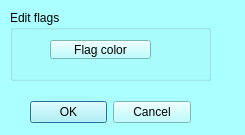
First picture: the form in MorphoDig/Qt/mqEditAllFLGColorDialog.ui, repository morphomuseum/MorphoDig, before the edit.
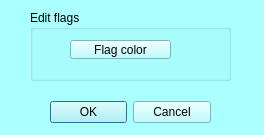
Second picture: the form after the edit. Custom widgets are drawn as their Qt base class.

What changed in the file:
```diff
--- a/MorphoDig/Qt/mqEditAllFLGColorDialog.ui
+++ b/MorphoDig/Qt/mqEditAllFLGColorDialog.ui
@@ -6,7 +6,7 @@
    <rect>
     <x>0</x>
     <y>0</y>
-    <width>245</width>
+    <width>264</width>
     <height>135</height>
    </rect>
   </property>
@@ -431,7 +431,7 @@
   <widget class="QWidget" name="layoutWidget">
    <property name="geometry">
     <rect>
-     <x>30</x>
+     <x>50</x>
      <y>100</y>
      <width>161</width>
      <height>25</height>
@@ -453,7 +453,7 @@
   <widget class="QGroupBox" name="groupBox">
    <property name="geometry">
     <rect>
-     <x>10</x>
+     <x>30</x>
      <y>10</y>
      <width>201</width>
      <height>71</height>
```
Left out of the diff: 2 changed lines with no effect on the pictures.
